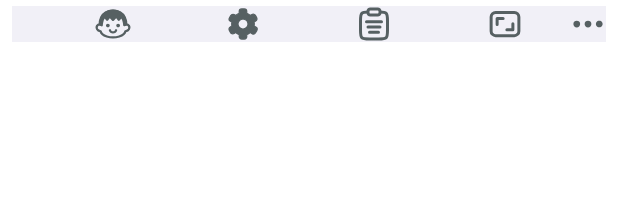
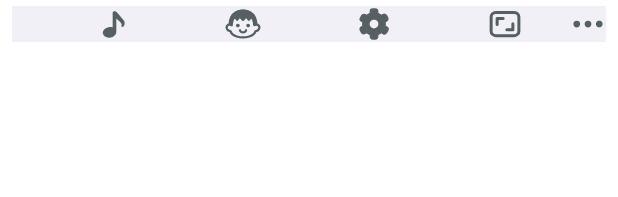
Before and after one commit to joshxviii/animalese-typing-keyboard, an Android app built with Jetpack Compose: the @Preview function TopBarPreview, on a phone screen of 412 x 824 dp. Shown: the top 197 px of the screen. Run offline under Robolectric (Android 15) with nearby library versions, the phone set to English and light mode, and no system bars.

Commit message:
Updated top bar

```diff
--- a/app/src/main/java/com/example/animalese_typing/ui/keyboard/PopoutOverlay.kt
+++ b/app/src/main/java/com/example/animalese_typing/ui/keyboard/PopoutOverlay.kt
@@ -1,12 +1,10 @@
 package com.example.animalese_typing.ui.keyboard
 
-import androidx.compose.foundation.background
 import androidx.compose.foundation.layout.Box
 import androidx.compose.foundation.layout.fillMaxSize
 import androidx.compose.runtime.Composable
 import androidx.compose.ui.Modifier
 import androidx.compose.ui.geometry.Offset
-import androidx.compose.ui.graphics.Color
 import androidx.compose.ui.layout.Layout
 import androidx.compose.ui.platform.LocalConfiguration
 import androidx.compose.ui.platform.LocalDensity
@@ -18,7 +16,6 @@ import androidx.compose.ui.unit.dp
 import androidx.compose.ui.window.Popup
 import androidx.compose.ui.window.PopupPositionProvider
 import androidx.compose.ui.window.PopupProperties
-import com.example.animalese_typing.utils.opacity
 
 @Composable
 fun PopoutOverlay(
@@ -38,7 +35,8 @@ fun PopoutOverlay(
             clippingEnabled = false,
             focusable = false,
             dismissOnBackPress = false,
-            dismissOnClickOutside = false
+            dismissOnClickOutside = false,
+            excludeFromSystemGesture = true,
         ),
         popupPositionProvider = object : PopupPositionProvider {
             override fun calculatePosition(
@@ -65,6 +63,8 @@ fun PopoutOverlay(
                                 pointerPosition.y + Y_OFFSET
                             )
                         )
+                        //TODO: since the Popup window isn't passthrough
+                        // it can block gestures sometimes, causing the keyboard to feel unresponsive.
                         else KeyPopout(key = key)
                     }
                 }
--- a/app/src/main/java/com/example/animalese_typing/ui/keyboard/TopBar.kt
+++ b/app/src/main/java/com/example/animalese_typing/ui/keyboard/TopBar.kt
@@ -19,6 +19,17 @@ import com.example.animalese_typing.R
 import com.example.animalese_typing.ui.theme.AnimaleseTypingTheme
 import com.example.animalese_typing.ui.theme.Theme
 
+enum class TopBarButtons(
+    val icon: Int,
+) {
+    SETTINGS(R.drawable.ic_settings),
+    RESIZE(R.drawable.ic_keyboard_resize),
+    VOICE_EDITOR(R.drawable.ic_note),
+    EMOJI_PICKER(R.drawable.male_full),
+    CLIPBOARD(R.drawable.ic_clipboard),
+}
+
+
 /**
  * The menu bar above the main keyboard.
  */
@@ -27,7 +38,19 @@ fun TopBar(
     onSettingsClick: () -> Unit = {},
     onResizeClick: (Boolean) -> Unit = {},
     onSuggestionClick: (String) -> Unit = {},
-    showSuggestions: Boolean = false
+    onVoiceEditorClick: () -> Unit = {},
+    onEmojiPickerClick: () -> Unit = {},
+    onClipboardClick: () -> Unit = {},
+    onBackToKeyboardClick: () -> Unit = {},
+    onTopBarMenuClick: () -> Unit = {},
+    showSuggestions: Boolean = false,
+    showBackToKeyboardButton: Boolean = false,
+    shownButtons: List<TopBarButtons> = listOf(
+        TopBarButtons.VOICE_EDITOR,
+        TopBarButtons.EMOJI_PICKER,
+        TopBarButtons.SETTINGS,
+        TopBarButtons.RESIZE
+    ),
 ) {
     Row(
         modifier = Modifier
@@ -46,33 +69,37 @@ fun TopBar(
             )
         }
         else {
-            Spacer(modifier = Modifier.size(24.dp))
-            TopBarButton(
-                icon = R.drawable.male_full,
-                onClick = {/* TODO: EMOJI WINDOW */},
-                modifier = Modifier.weight(1f).padding(16.dp, 0.dp)
+            // back to keyboard button
+            if (showBackToKeyboardButton) TopBarButton(
+                icon = R.drawable.ic_keyboard,
+                onClick = onBackToKeyboardClick,
+                modifier = Modifier
             )
-            TopBarButton(
-                icon = R.drawable.ic_settings,
-                onClick = onSettingsClick,
-                modifier = Modifier.weight(1f).padding(16.dp, 0.dp)
-            )
-            TopBarButton(
-                icon = R.drawable.ic_clipboard,
-                onClick = {/* TODO: CLIPBOARD */},
-                modifier = Modifier.weight(1f).padding(16.dp, 0.dp)
-            )
-            TopBarButton(
-                icon = R.drawable.ic_keyboard_resize,
-                onClick = { onResizeClick(true)} ,
-                modifier = Modifier.weight(1f).padding(16.dp, 0.dp)
-            )
+            else Spacer(modifier = Modifier.size(24.dp))
+
+            // top bar buttons
+            if (shownButtons.isNotEmpty()) for (button in shownButtons) {
+                TopBarButton(
+                    icon = button.icon,
+                    onClick ={
+                        when (button) {
+                            TopBarButtons.SETTINGS -> onSettingsClick()
+                            TopBarButtons.RESIZE -> onResizeClick(true)
+                            TopBarButtons.VOICE_EDITOR -> onVoiceEditorClick()
+                            TopBarButtons.EMOJI_PICKER -> onEmojiPickerClick()
+                            TopBarButtons.CLIPBOARD -> onClipboardClick()
+                        }
+                    },
+                    modifier = Modifier.weight(1f).padding(16.dp, 0.dp)
+                )
+            }
+            else Spacer(modifier = Modifier.weight(1f).padding(16.dp, 0.dp))
         }
 
         // edit menu button
         TopBarButton(
             icon = R.drawable.ic_elipsis,
-            onClick = { /*TODO: TOP BAR MENU*/ },
+            onClick = onTopBarMenuClick,
             modifier = Modifier
         )
     }
```
